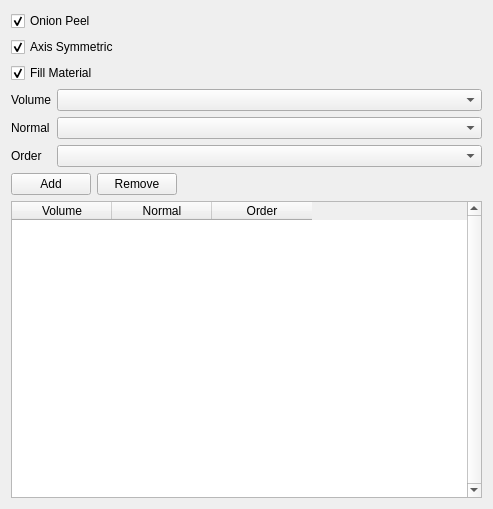
This is Plugins/YoungsMaterialInterface/pqYoungsMaterialInterfacePanel.ui in ndfabia/ParaView as Qt 5 draws it before an edit. The edited form follows.
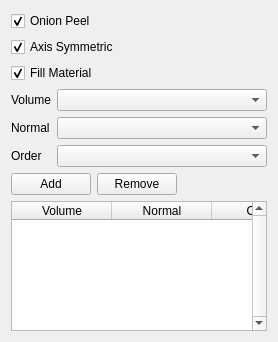
This is the edited form.

What changed in the file:
```diff
--- a/Plugins/YoungsMaterialInterface/pqYoungsMaterialInterfacePanel.ui
+++ b/Plugins/YoungsMaterialInterface/pqYoungsMaterialInterfacePanel.ui
@@ -6,8 +6,8 @@
    <rect>
     <x>0</x>
     <y>0</y>
-    <width>493</width>
-    <height>509</height>
+    <width>274</width>
+    <height>342</height>
    </rect>
   </property>
   <property name="sizePolicy">
@@ -55,10 +55,6 @@
     </layout>
    </item>
    <item>
-    <layout class="QHBoxLayout" name="materialsControl">
-     <item>
-      <layout class="QVBoxLayout" name="tableControl">
-       <item>
         <layout class="QHBoxLayout" name="horizontalLayout">
          <item>
           <layout class="QVBoxLayout" name="verticalLayout">
@@ -234,9 +230,18 @@
          </column>
         </widget>
        </item>
-      </layout>
-     </item>
-    </layout>
+   <item>
+    <spacer name="verticalSpacer">
+     <property name="orientation">
+      <enum>Qt::Vertical</enum>
+     </property>
+     <property name="sizeHint" stdset="0">
+      <size>
+       <width>20</width>
+       <height>38</height>
+      </size>
+     </property>
+    </spacer>
    </item>
   </layout>
  </widget>
```
Left out of the diff: 17 changed lines with no effect on the pictures. Lines whose indentation alone changed are shown as unchanged.
